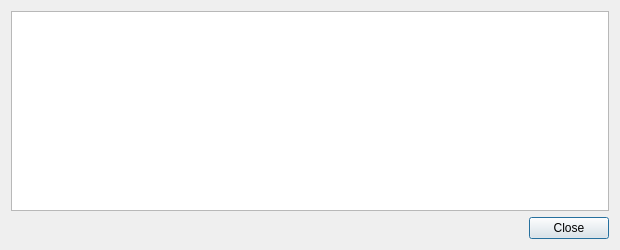
This is src/qt/forms/atomnodeconfigdialog.ui in willemjez/ion-old as Qt 5 draws it before an edit. The edited form follows.
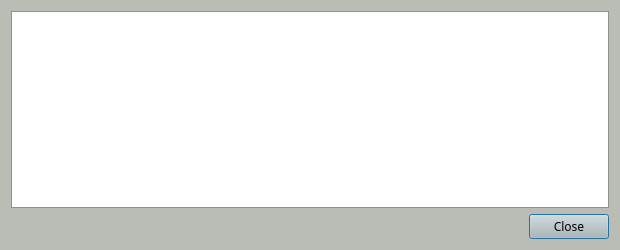
This is the edited form.

Commit message: 🛠️🛠️🐼 Design, about window 💩 flushed 🚽, 😳files except src dir replaced😳

```diff
--- a/src/qt/forms/atomnodeconfigdialog.ui
+++ b/src/qt/forms/atomnodeconfigdialog.ui
@@ -10,12 +10,437 @@
     <height>250</height>
    </rect>
   </property>
+  <property name="palette">
+   <palette>
+    <active>
+     <colorrole role="WindowText">
+      <brush brushstyle="SolidPattern">
+       <color alpha="255">
+        <red>0</red>
+        <green>0</green>
+        <blue>0</blue>
+       </color>
+      </brush>
+     </colorrole>
+     <colorrole role="Button">
+      <brush brushstyle="SolidPattern">
+       <color alpha="255">
+        <red>186</red>
+        <green>189</green>
+        <blue>182</blue>
+       </color>
+      </brush>
+     </colorrole>
+     <colorrole role="Light">
+      <brush brushstyle="SolidPattern">
+       <color alpha="255">
+        <red>255</red>
+        <green>255</green>
+        <blue>255</blue>
+       </color>
+      </brush>
+     </colorrole>
+     <colorrole role="Midlight">
+      <brush brushstyle="SolidPattern">
+       <color alpha="255">
+        <red>220</red>
+        <green>222</green>
+        <blue>218</blue>
+       </color>
+      </brush>
+     </colorrole>
+     <colorrole role="Dark">
+      <brush brushstyle="SolidPattern">
+       <color alpha="255">
+        <red>93</red>
+        <green>94</green>
+        <blue>91</blue>
+       </color>
+      </brush>
+     </colorrole>
+     <colorrole role="Mid">
+      <brush brushstyle="SolidPattern">
+       <color alpha="255">
+        <red>124</red>
+        <green>126</green>
+        <blue>121</blue>
+       </color>
+      </brush>
+     </colorrole>
+     <colorrole role="Text">
+      <brush brushstyle="SolidPattern">
+       <color alpha="255">
+        <red>0</red>
+        <green>0</green>
+        <blue>0</blue>
+       </color>
+      </brush>
+     </colorrole>
+     <colorrole role="BrightText">
+      <brush brushstyle="SolidPattern">
+       <color alpha="255">
+        <red>255</red>
+        <green>255</green>
+        <blue>255</blue>
+       </color>
+      </brush>
+     </colorrole>
+     <colorrole role="ButtonText">
+      <brush brushstyle="SolidPattern">
+       <color alpha="255">
+        <red>0</red>
+        <green>0</green>
+        <blue>0</blue>
+       </color>
+      </brush>
+     </colorrole>
+     <colorrole role="Base">
+      <brush brushstyle="SolidPattern">
+       <color alpha="255">
+        <red>255</red>
+        <green>255</green>
+        <blue>255</blue>
+       </color>
+      </brush>
+     </colorrole>
+     <colorrole role="Window">
+      <brush brushstyle="SolidPattern">
+       <color alpha="255">
+        <red>186</red>
+        <green>189</green>
+        <blue>182</blue>
+       </color>
+      </brush>
+     </colorrole>
+     <colorrole role="Shadow">
+      <brush brushstyle="SolidPattern">
+       <color alpha="255">
+        <red>0</red>
+        <green>0</green>
+        <blue>0</blue>
+       </color>
+      </brush>
+     </colorrole>
+     <colorrole role="AlternateBase">
+      <brush brushstyle="SolidPattern">
+       <color alpha="255">
+        <red>220</red>
+        <green>222</green>
+        <blue>218</blue>
+       </color>
+      </brush>
+     </colorrole>
+     <colorrole role="ToolTipBase">
+      <brush brushstyle="SolidPattern">
+       <color alpha="255">
+        <red>255</red>
+        <green>255</green>
+        <blue>220</blue>
+       </color>
+      </brush>
+     </colorrole>
+     <colorrole role="ToolTipText">
+      <brush brushstyle="SolidPattern">
+       <color alpha="255">
+        <red>0</red>
+        <green>0</green>
+        <blue>0</blue>
+       </color>
+      </brush>
+     </colorrole>
+    </active>
+    <inactive>
+     <colorrole role="WindowText">
+      <brush brushstyle="SolidPattern">
+       <color alpha="255">
+        <red>0</red>
+        <green>0</green>
+        <blue>0</blue>
+       </color>
+      </brush>
+     </colorrole>
+     <colorrole role="Button">
+      <brush brushstyle="SolidPattern">
+       <color alpha="255">
+        <red>186</red>
+        <green>189</green>
+        <blue>182</blue>
+       </color>
+      </brush>
+     </colorrole>
+     <colorrole role="Light">
+      <brush brushstyle="SolidPattern">
+       <color alpha="255">
+        <red>255</red>
+        <green>255</green>
+        <blue>255</blue>
+       </color>
+      </brush>
+     </colorrole>
+     <colorrole role="Midlight">
+      <brush brushstyle="SolidPattern">
+       <color alpha="255">
+        <red>220</red>
+        <green>222</green>
+        <blue>218</blue>
+       </color>
+      </brush>
+     </colorrole>
+     <colorrole role="Dark">
+      <brush brushstyle="SolidPattern">
+       <color alpha="255">
+        <red>93</red>
+        <green>94</green>
+        <blue>91</blue>
+       </color>
+      </brush>
+     </colorrole>
+     <colorrole role="Mid">
+      <brush brushstyle="SolidPattern">
+       <color alpha="255">
+        <red>124</red>
+        <green>126</green>
+        <blue>121</blue>
+       </color>
+      </brush>
+     </colorrole>
+     <colorrole role="Text">
+      <brush brushstyle="SolidPattern">
+       <color alpha="255">
+        <red>0</red>
+        <green>0</green>
+        <blue>0</blue>
+       </color>
+      </brush>
+     </colorrole>
+     <colorrole role="BrightText">
+      <brush brushstyle="SolidPattern">
+       <color alpha="255">
+        <red>255</red>
+        <green>255</green>
+        <blue>255</blue>
+       </color>
+      </brush>
+     </colorrole>
+     <colorrole role="ButtonText">
+      <brush brushstyle="SolidPattern">
+       <color alpha="255">
+        <red>0</red>
+        <green>0</green>
+        <blue>0</blue>
+       </color>
+      </brush>
+     </colorrole>
+     <colorrole role="Base">
+      <brush brushstyle="SolidPattern">
+       <color alpha="255">
+        <red>255</red>
+        <green>255</green>
+        <blue>255</blue>
+       </color>
+      </brush>
+     </colorrole>
+     <colorrole role="Window">
+      <brush brushstyle="SolidPattern">
+       <color alpha="255">
+        <red>186</red>
+        <green>189</green>
+        <blue>182</blue>
+       </color>
+      </brush>
+     </colorrole>
+     <colorrole role="Shadow">
+      <brush brushstyle="SolidPattern">
+       <color alpha="255">
+        <red>0</red>
+        <green>0</green>
+        <blue>0</blue>
+       </color>
+      </brush>
+     </colorrole>
+     <colorrole role="AlternateBase">
+      <brush brushstyle="SolidPattern">
+       <color alpha="255">
+        <red>220</red>
+        <green>222</green>
+        <blue>218</blue>
+       </color>
+      </brush>
+     </colorrole>
+     <colorrole role="ToolTipBase">
+      <brush brushstyle="SolidPattern">
+       <color alpha="255">
+        <red>255</red>
+        <green>255</green>
+        <blue>220</blue>
+       </color>
+      </brush>
+     </colorrole>
+     <colorrole role="ToolTipText">
+      <brush brushstyle="SolidPattern">
+       <color alpha="255">
+        <red>0</red>
+        <green>0</green>
+        <blue>0</blue>
+       </color>
+      </brush>
+     </colorrole>
+    </inactive>
+    <disabled>
+     <colorrole role="WindowText">
+      <brush brushstyle="SolidPattern">
+       <color alpha="255">
+        <red>93</red>
+        <green>94</green>
+        <blue>91</blue>
+       </color>
+      </brush>
+     </colorrole>
+     <colorrole role="Button">
+      <brush brushstyle="SolidPattern">
+       <color alpha="255">
+        <red>186</red>
+        <green>189</green>
+        <blue>182</blue>
+       </color>
+      </brush>
+     </colorrole>
+     <colorrole role="Light">
+      <brush brushstyle="SolidPattern">
+       <color alpha="255">
+        <red>255</red>
+        <green>255</green>
+        <blue>255</blue>
+       </color>
+      </brush>
+     </colorrole>
+     <colorrole role="Midlight">
+      <brush brushstyle="SolidPattern">
+       <color alpha="255">
+        <red>220</red>
+        <green>222</green>
+        <blue>218</blue>
+       </color>
+      </brush>
+     </colorrole>
+     <colorrole role="Dark">
+      <brush brushstyle="SolidPattern">
+       <color alpha="255">
+        <red>93</red>
+        <green>94</green>
+        <blue>91</blue>
+       </color>
+      </brush>
+     </colorrole>
+     <colorrole role="Mid">
+      <brush brushstyle="SolidPattern">
+       <color alpha="255">
+        <red>124</red>
+        <green>126</green>
+        <blue>121</blue>
+       </color>
+      </brush>
+     </colorrole>
+     <colorrole role="Text">
+      <brush brushstyle="SolidPattern">
+       <color alpha="255">
+        <red>93</red>
+        <green>94</green>
+        <blue>91</blue>
+       </color>
+      </brush>
+     </colorrole>
+     <colorrole role="BrightText">
+      <brush brushstyle="SolidPattern">
+       <color alpha="255">
+        <red>255</red>
+        <green>255</green>
+        <blue>255</blue>
+       </color>
+      </brush>
+     </colorrole>
+     <colorrole role="ButtonText">
+      <brush brushstyle="SolidPattern">
+       <color alpha="255">
+        <red>93</red>
+        <green>94</green>
+        <blue>91</blue>
+       </color>
+      </brush>
+     </colorrole>
+     <colorrole role="Base">
+      <brush brushstyle="SolidPattern">
+       <color alpha="255">
+        <red>186</red>
+        <green>189</green>
+        <blue>182</blue>
+       </color>
+      </brush>
+     </colorrole>
+     <colorrole role="Window">
+      <brush brushstyle="SolidPattern">
+       <color alpha="255">
+        <red>186</red>
+        <green>189</green>
+        <blue>182</blue>
+       </color>
+      </brush>
+     </colorrole>
+     <colorrole role="Shadow">
+      <brush brushstyle="SolidPattern">
+       <color alpha="255">
+        <red>0</red>
+        <green>0</green>
+        <blue>0</blue>
+       </color>
+      </brush>
+     </colorrole>
+     <colorrole role="AlternateBase">
+      <brush brushstyle="SolidPattern">
+       <color alpha="255">
+        <red>186</red>
+        <green>189</green>
+        <blue>182</blue>
+       </color>
+      </brush>
+     </colorrole>
+     <colorrole role="ToolTipBase">
+      <brush brushstyle="SolidPattern">
+       <color alpha="255">
+        <red>255</red>
+        <green>255</green>
+        <blue>220</blue>
+       </color>
+      </brush>
+     </colorrole>
+     <colorrole role="ToolTipText">
+      <brush brushstyle="SolidPattern">
+       <color alpha="255">
+        <red>0</red>
+        <green>0</green>
+        <blue>0</blue>
+       </color>
+      </brush>
+     </colorrole>
+    </disabled>
+   </palette>
+  </property>
+  <property name="font">
+   <font>
+    <family>Sawasdee</family>
+   </font>
+  </property>
   <property name="windowTitle">
    <string>Master Node Configuration Template</string>
   </property>
   <layout class="QVBoxLayout" name="verticalLayout">
    <item>
     <widget class="QTextEdit" name="detailText">
+     <property name="font">
+      <font>
+       <family>Sawasdee</family>
+      </font>
+     </property>
      <property name="toolTip">
       <string>&lt;html&gt;&lt;head/&gt;&lt;body&gt;&lt;p&gt;This pane shows an example ion.conf template with the necessary masternode settings.&lt;/p&gt;&lt;/body&gt;&lt;/html&gt;</string>
      </property>
@@ -26,6 +451,11 @@
    </item>
    <item>
     <widget class="QDialogButtonBox" name="buttonBox">
+     <property name="font">
+      <font>
+       <family>Sawasdee</family>
+      </font>
+     </property>
      <property name="orientation">
       <enum>Qt::Horizontal</enum>
      </property>
```
The commit also changes 555 other files.
